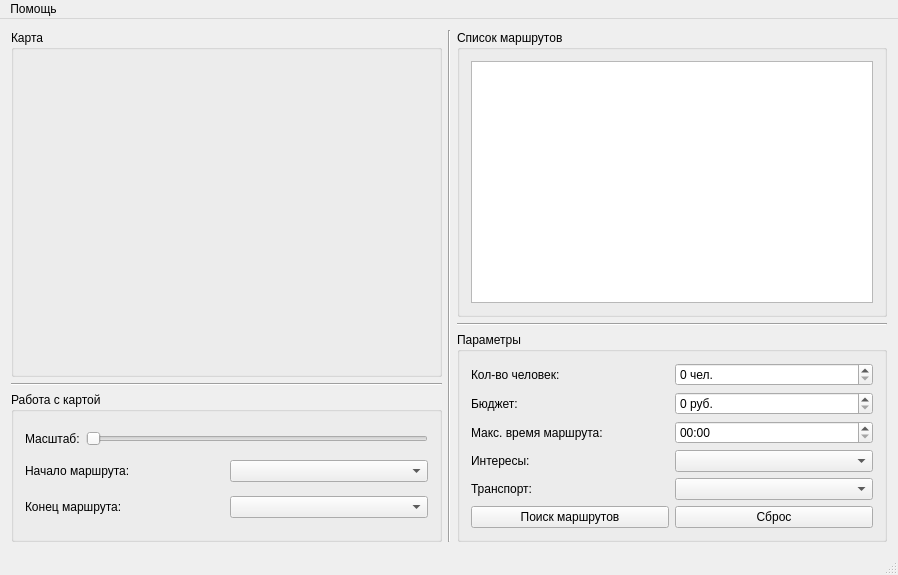
The window that mainwindow.ui (LepilkinaElena/EasyRouting) describes before a commit, drawn with Qt 5.
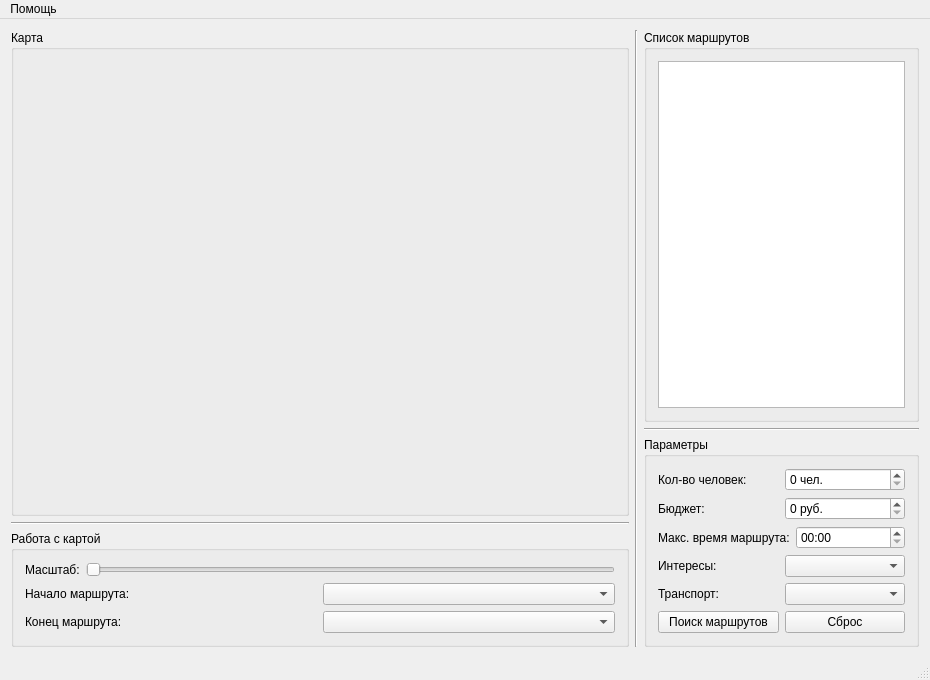
The same window after the commit. Custom widgets are drawn as their Qt base class.

What changed in the file:
```diff
--- a/mainwindow.ui
+++ b/mainwindow.ui
@@ -6,10 +6,16 @@
    <rect>
     <x>0</x>
     <y>0</y>
-    <width>898</width>
-    <height>575</height>
+    <width>930</width>
+    <height>680</height>
    </rect>
   </property>
+  <property name="minimumSize">
+   <size>
+    <width>930</width>
+    <height>680</height>
+   </size>
+  </property>
   <property name="windowTitle">
    <string>EasyRouting</string>
   </property>
@@ -28,7 +34,30 @@
         <property name="title">
          <string>Карта</string>
         </property>
-        <layout class="QHBoxLayout" name="horizontalLayout_2"/>
+        <layout class="QHBoxLayout" name="horizontalLayout_2">
+         <item>
+          <widget class="MapView" name="mapWidget" native="true">
+           <property name="sizePolicy">
+            <sizepolicy hsizetype="Fixed" vsizetype="Fixed">
+             <horstretch>0</horstretch>
+             <verstretch>0</verstretch>
+            </sizepolicy>
+           </property>
+           <property name="minimumSize">
+            <size>
+             <width>600</width>
+             <height>450</height>
+            </size>
+           </property>
+           <property name="maximumSize">
+            <size>
+             <width>600</width>
+             <height>450</height>
+            </size>
+           </property>
+          </widget>
+         </item>
+        </layout>
        </widget>
       </item>
       <item>
@@ -276,8 +305,8 @@
     <rect>
      <x>0</x>
      <y>0</y>
-     <width>898</width>
-     <height>27</height>
+     <width>930</width>
+     <height>21</height>
     </rect>
    </property>
    <widget class="QMenu" name="menu">
@@ -296,6 +325,14 @@
   </action>
  </widget>
  <layoutdefault spacing="6" margin="11"/>
+ <customwidgets>
+  <customwidget>
+   <class>MapView</class>
+   <extends>QWidget</extends>
+   <header>View/mapview.h</header>
+   <container>1</container>
+  </customwidget>
+ </customwidgets>
  <resources/>
  <connections/>
 </ui>
```
